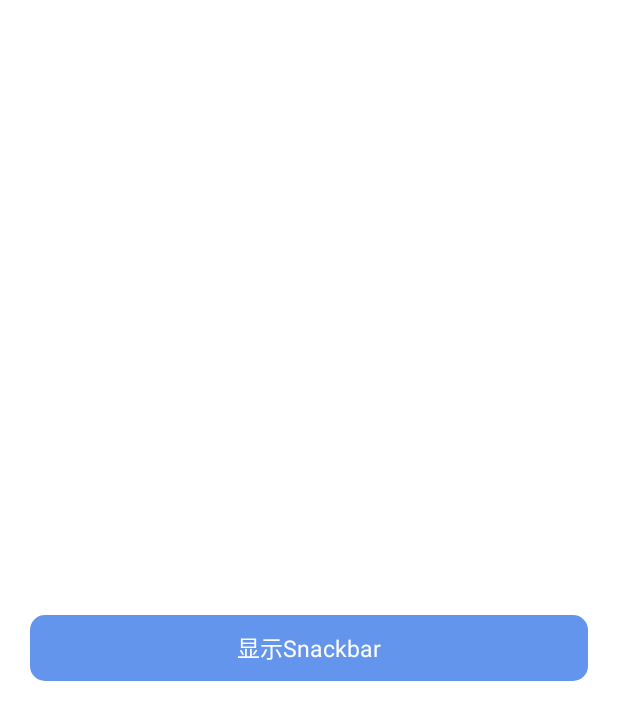
After one commit to songzhiyin/kotlinDemo, an Android app: the layout activity_drawer_layout.xml on its own in the app's theme, with its tools: preview values and no code run, on a phone screen of 412 x 824 dp. The commit adds this screen. Shown: the top 720 px of the screen. Run offline under Robolectric (Android 15) with nearby library versions, the phone set to English and light mode, and no system bars.

Commit message:
联系View

```diff
--- a/app/src/main/AndroidManifest.xml
+++ b/app/src/main/AndroidManifest.xml
@@ -21,7 +21,6 @@
 
     <uses-permission android:name="com.example.broadcast.permission" />
 
-
     <application
         android:allowBackup="true"
         android:icon="@mipmap/ic_launcher"
@@ -29,7 +28,9 @@
         android:roundIcon="@mipmap/ic_launcher_round"
         android:supportsRtl="true"
         android:theme="@style/AppTheme">
-        <activity android:name=".activity.TakePhotoActivity"></activity>
+        <activity android:name=".activity.DrawerLayoutActivity"></activity>
+        <activity android:name=".activity.ToolbarActivity" />
+        <activity android:name=".activity.TakePhotoActivity" />
         <activity android:name=".activity.NotificationActivity" />
         <activity android:name=".activity.InspectionListActivity" />
         <activity
--- /dev/null
+++ b/app/src/main/res/layout/activity_drawer_layout.xml
@@ -0,0 +1,46 @@
+<?xml version="1.0" encoding="utf-8"?>
+<androidx.drawerlayout.widget.DrawerLayout xmlns:android="http://schemas.android.com/apk/res/android"
+    xmlns:app="http://schemas.android.com/apk/res-auto"
+    xmlns:tools="http://schemas.android.com/tools"
+    android:id="@+id/drawerLayout"
+    android:layout_width="match_parent"
+    android:layout_height="match_parent"
+    tools:context=".activity.DrawerLayoutActivity">
+
+    <FrameLayout
+        android:layout_width="match_parent"
+        android:layout_height="match_parent"
+        android:background="@color/white"
+        android:orientation="vertical">
+
+        <TextView
+            android:id="@+id/tvSnackbar"
+            style="@style/text_btn_message"
+            android:layout_gravity="center"
+            android:text="显示Snackbar" />
+    </FrameLayout>
+
+    <LinearLayout
+        android:layout_width="match_parent"
+        android:layout_height="match_parent"
+        android:layout_gravity="start"
+        android:background="@color/white"
+        android:orientation="vertical">
+
+        <TextView
+            style="@style/text_btn_message"
+            android:text="mesjka" />
+
+        <TextView
+            style="@style/text_btn_message"
+            android:text="mesjka" />
+
+        <TextView
+            style="@style/text_btn_message"
+            android:text="mesjka" />
+
+        <TextView
+            style="@style/text_btn_message"
+            android:text="mesjka" />
+    </LinearLayout>
+</androidx.drawerlayout.widget.DrawerLayout>
--- a/config.gradle
+++ b/config.gradle
@@ -10,9 +10,9 @@ ext {
 
     ]
     dependencies = [
-            "appcompat-v7"       : 'androidx.appcompat:appcompat:1.0.0',
-            "design"             : 'com.google.android.material:material:1.0.0',
-            "constraint-layout"  : 'androidx.constraintlayout:constraintlayout:1.1.3',
+            "appcompat"       : 'androidx.appcompat:appcompat:1.0.0',
+            "material"           : 'com.google.android.material:material:1.0.0',
+            "constraintlayout"  : 'androidx.constraintlayout:constraintlayout:1.1.3',
             "junit"              : "junit:junit:4.12",
             "runner"             : 'androidx.test:runner:1.1.0',
             "espresso-core"      : 'androidx.test.espresso:espresso-core:3.1.0',
```
Also changed, not shown: app/build.gradle (+12 -8 lines), app/src/main/java/com/szy/kotlindemo/activity/DrawerLayoutActivity.kt (added, +41 -0 lines), app/src/main/java/com/szy/kotlindemo/activity/ToolbarActivity.kt (added, +51 -0 lines), app/src/main/java/com/szy/kotlindemo/base/BaseActivity.kt (+10 -1 lines), app/src/main/java/com/szy/kotlindemo/fragment/HomeFragment.kt (+8 -3 lines), app/src/main/java/com/szy/kotlindemo/util/ToastUtil.kt (+11 -1 lines), app/src/main/res/layout/activity_toolbar.xml (added, +18 -0 lines), app/src/main/res/menu/toolbar.xml (added, +19 -0 lines), libraries/network/build.gradle (+5 -5 lines), app/src/main/res/mipmap-xhdpi/icon_home_menu.png (added).
